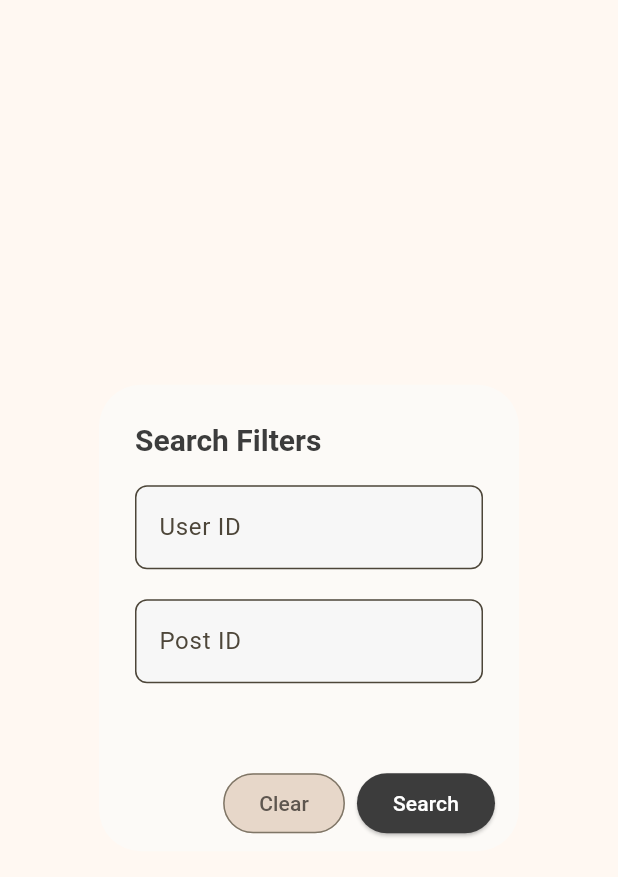
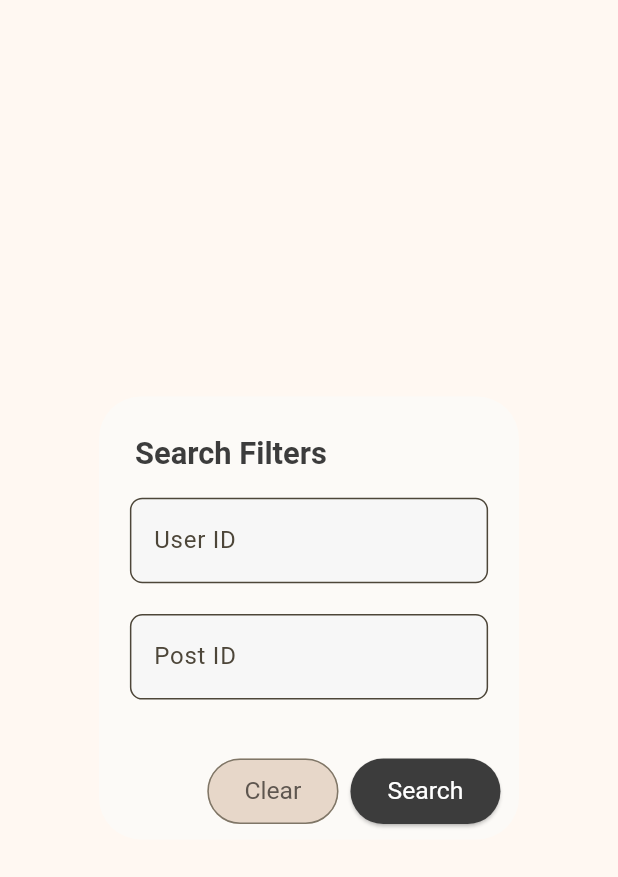
Before and after one commit to Aswindev2023/flutter_post_app, a Flutter app: the PostSearchDialog widget shown alone on an empty page, opened directly, on a phone screen of 412 x 824 dp. Shown: the top 877 px of the screen. Run offline on Flutter 3.47's test engine with Material 3 defaults, Android fonts, the phone set to English and light mode, and no system bars; our stand-ins replace flutter_riverpod, shimmer; network calls fail.

Commit message:
Ui fixed

```diff
--- a/lib/widgets/post_search_dialog.dart
+++ b/lib/widgets/post_search_dialog.dart
@@ -16,6 +16,14 @@ class _PostSearchDialogState extends ConsumerState<PostSearchDialog> {
   final _postIdController = TextEditingController();
 
   @override
+  void initState() {
+    super.initState();
+    final query = ref.read(postSearchQueryProvider);
+    _userIdController.text = query.userId?.toString() ?? '';
+    _postIdController.text = query.postId?.toString() ?? '';
+  }
+
+  @override
   void dispose() {
     _userIdController.dispose();
     _postIdController.dispose();
@@ -30,23 +38,37 @@ class _PostSearchDialogState extends ConsumerState<PostSearchDialog> {
 
   @override
   Widget build(BuildContext context) {
-    final query = ref.watch(postSearchQueryProvider);
     final queryNotifier = ref.read(postSearchQueryProvider.notifier);
+    final screenWidth = MediaQuery.of(context).size.width;
+    final screenHeight = MediaQuery.of(context).size.height;
 
-    _userIdController.text = query.userId?.toString() ?? '';
-    _postIdController.text = query.postId?.toString() ?? '';
+    final horizontalPadding = screenWidth * 0.05;
+    final verticalPadding = screenHeight * 0.02;
+    final borderRadius = screenWidth * 0.02;
+    final fontSizeTitle = screenWidth * 0.05;
+    final fontSizeInput = screenWidth * 0.04;
+    final spacingLarge = screenHeight * 0.025;
+    final spacingMedium = screenHeight * 0.015;
 
     return AlertDialog(
       backgroundColor: AppColors.primary,
-      title: const Text(
+      title: Text(
         'Search Filters',
         style: TextStyle(
-          fontSize: 20,
+          fontSize: fontSizeTitle,
           fontWeight: FontWeight.bold,
           color: AppColors.textPrimary,
         ),
       ),
+      contentPadding: EdgeInsets.symmetric(
+        horizontal: horizontalPadding,
+        vertical: verticalPadding,
+      ),
       content: SingleChildScrollView(
+        child: ConstrainedBox(
+          constraints: BoxConstraints(
+            maxWidth: screenWidth * 0.9,
+          ),
           child: Column(
             mainAxisSize: MainAxisSize.min,
             children: [
@@ -54,45 +76,56 @@ class _PostSearchDialogState extends ConsumerState<PostSearchDialog> {
               TextField(
                 controller: _userIdController,
                 keyboardType: TextInputType.number,
+                style: TextStyle(fontSize: fontSizeInput),
                 decoration: InputDecoration(
                   labelText: 'User ID',
                   hintText: 'Enter User ID',
                   filled: true,
                   fillColor: AppColors.searchFieldBackground,
                   border: OutlineInputBorder(
-                  borderRadius: BorderRadius.circular(8),
+                    borderRadius: BorderRadius.circular(borderRadius),
                     borderSide:
                         const BorderSide(color: AppColors.searchFieldBorder),
                   ),
                 ),
               ),
-            const SizedBox(height: 20),
+              SizedBox(height: spacingLarge),
 
               // Post ID field
               TextField(
                 controller: _postIdController,
                 keyboardType: TextInputType.number,
+                style: TextStyle(fontSize: fontSizeInput),
                 decoration: InputDecoration(
                   labelText: 'Post ID',
                   hintText: 'Enter Post ID',
                   filled: true,
                   fillColor: AppColors.searchFieldBackground,
                   border: OutlineInputBorder(
-                  borderRadius: BorderRadius.circular(8),
+                    borderRadius: BorderRadius.circular(borderRadius),
                     borderSide:
                         const BorderSide(color: AppColors.searchFieldBorder),
                   ),
                 ),
               ),
-            const SizedBox(height: 24),
+              SizedBox(height: spacingMedium),
             ],
           ),
         ),
-      actionsPadding: const EdgeInsets.symmetric(horizontal: 16, vertical: 8),
+      ),
+      actionsPadding: EdgeInsets.symmetric(
+        horizontal: horizontalPadding * 0.6,
+        vertical: verticalPadding * 0.5,
+      ),
       actions: [
         OutlinedButton(
           style: OutlinedButton.styleFrom(
             backgroundColor: AppColors.clearButtonBackground,
+            padding: EdgeInsets.symmetric(
+              horizontal: screenWidth * 0.06,
+              vertical: screenHeight * 0.015,
+            ),
+            textStyle: TextStyle(fontSize: fontSizeInput),
           ),
           onPressed: () {
             _userIdController.clear();
@@ -108,13 +141,19 @@ class _PostSearchDialogState extends ConsumerState<PostSearchDialog> {
         ElevatedButton(
           style: ElevatedButton.styleFrom(
             backgroundColor: AppColors.searchButtonBackground,
+            padding: EdgeInsets.symmetric(
+              horizontal: screenWidth * 0.06,
+              vertical: screenHeight * 0.015,
+            ),
+            textStyle: TextStyle(fontSize: fontSizeInput),
           ),
           onPressed: () {
             if (!_isValidInput(_userIdController.text) ||
                 !_isValidInput(_postIdController.text)) {
               ScaffoldMessenger.of(context).showSnackBar(
                 const SnackBar(
-                    content: Text('Please enter positive integers only')),
+                  content: Text('Please enter positive integers only'),
+                ),
               );
               return;
             }
--- a/lib/widgets/post_shimmer.dart
+++ b/lib/widgets/post_shimmer.dart
@@ -21,7 +21,7 @@ class PostShimmer extends StatelessWidget {
         highlightColor: AppColors.primary,
         child: Container(
           margin: EdgeInsets.symmetric(vertical: screenWidth * 0.02),
-          height: screenWidth * 0.25,
+          height: screenWidth * 0.5,
           decoration: BoxDecoration(
             color: AppColors.secondary,
             borderRadius: BorderRadius.circular(12),
```
Lines whose indentation alone changed are shown as unchanged.
